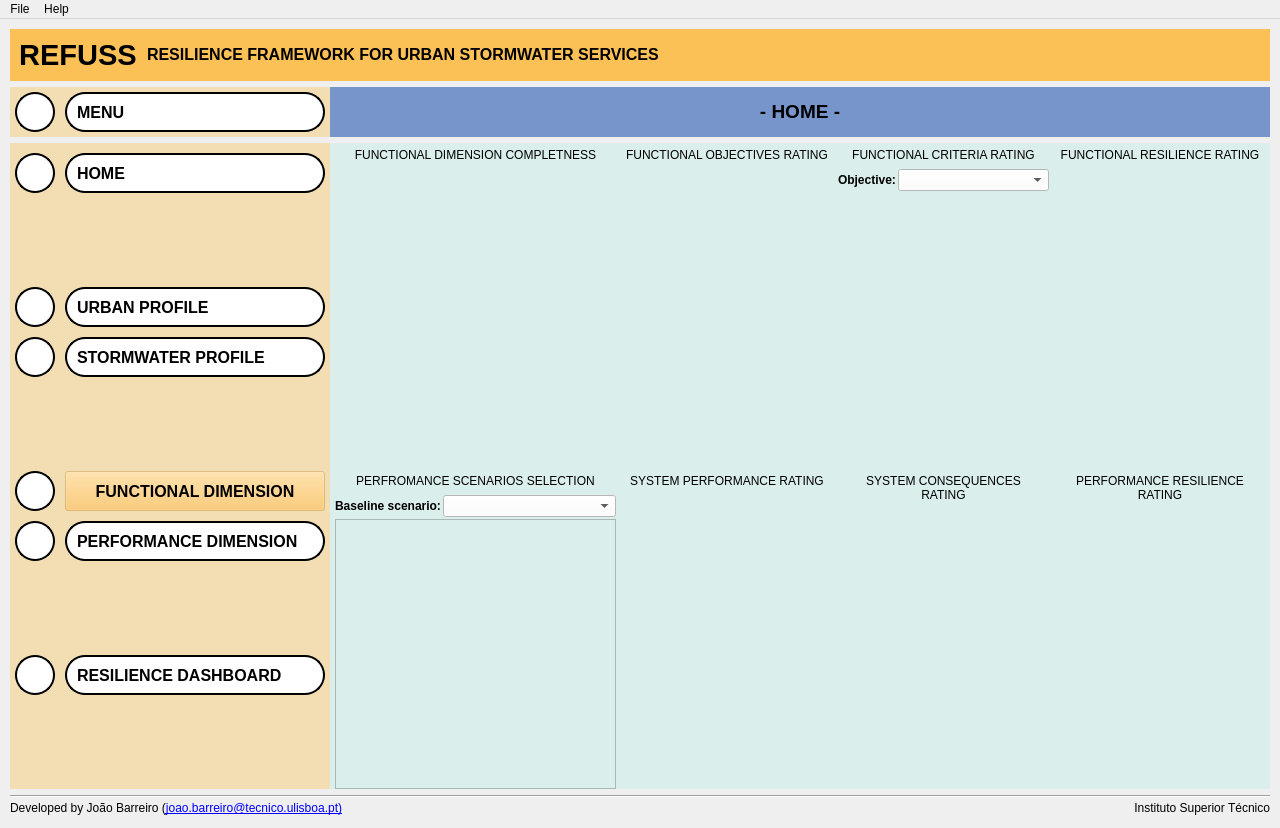
Old version of the form _Old/MainPage_V4.ui in the repository JoaoBarreiro/RESILISTORM-tool.
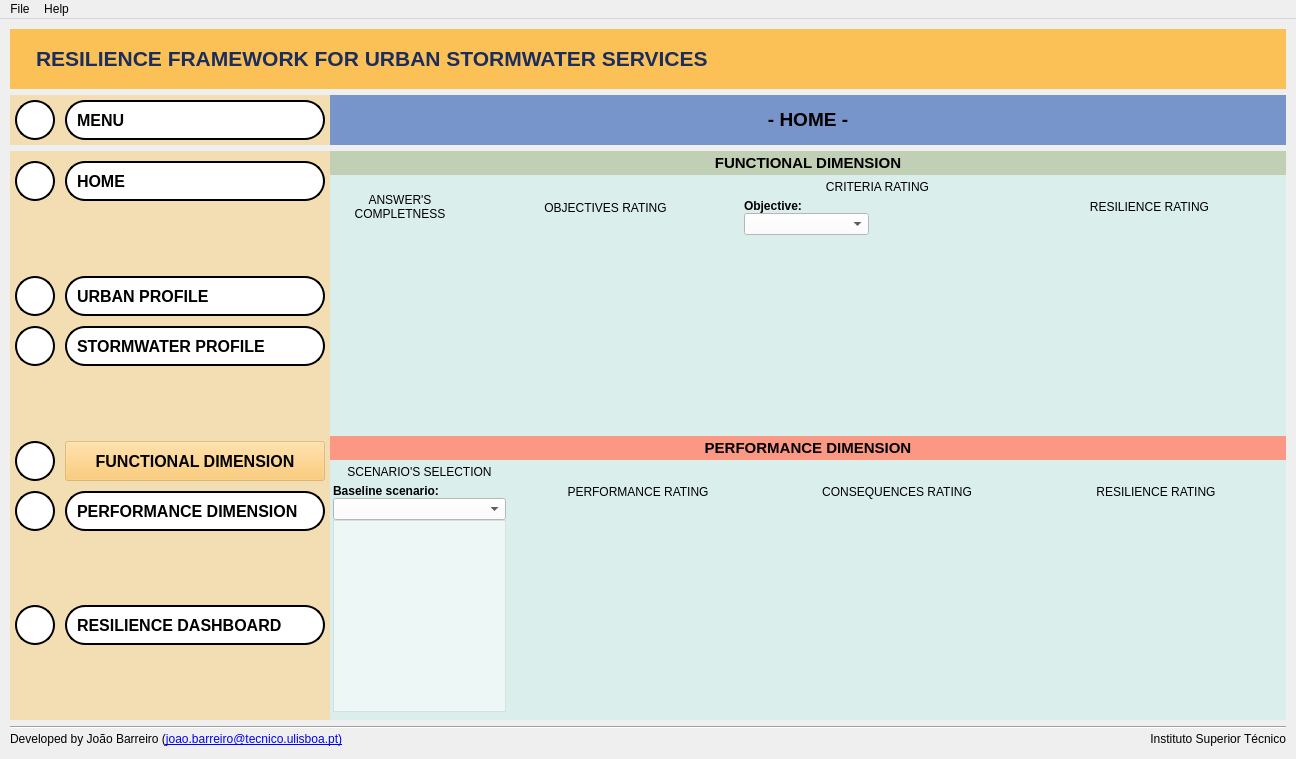
New version of the form. The open tabs and pages were chosen to show the change. Icons and pictures are not drawn.

What changed in the file:
```diff
--- a/_Old/MainPage_V4.ui
+++ b/_Old/MainPage_V4.ui
@@ -10,12 +10,12 @@
    <rect>
     <x>0</x>
     <y>0</y>
-    <width>1280</width>
-    <height>828</height>
+    <width>1296</width>
+    <height>759</height>
    </rect>
   </property>
   <property name="sizePolicy">
-   <sizepolicy hsizetype="Expanding" vsizetype="Fixed">
+   <sizepolicy hsizetype="Expanding" vsizetype="Expanding">
     <horstretch>0</horstretch>
     <verstretch>0</verstretch>
    </sizepolicy>
@@ -88,6 +88,24 @@
     </property>
     <item>
      <widget class="QWidget" name="Org0_TopREFUSS" native="true">
+      <property name="sizePolicy">
+       <sizepolicy hsizetype="Expanding" vsizetype="Minimum">
+        <horstretch>0</horstretch>
+        <verstretch>0</verstretch>
+       </sizepolicy>
+      </property>
+      <property name="minimumSize">
+       <size>
+        <width>0</width>
+        <height>60</height>
+       </size>
+      </property>
+      <property name="maximumSize">
+       <size>
+        <width>16777215</width>
+        <height>60</height>
+       </size>
+      </property>
       <property name="styleSheet">
        <string notr="true">background-color: #FBC156;</string>
       </property>
@@ -95,9 +113,32 @@
        <property name="spacing">
         <number>10</number>
        </property>
+       <property name="leftMargin">
+        <number>9</number>
+       </property>
+       <property name="topMargin">
+        <number>0</number>
+       </property>
+       <property name="bottomMargin">
+        <number>0</number>
+       </property>
        <item>
-        <layout class="QGridLayout" name="gridLayout_7">
-         <item row="0" column="1">
+        <widget class="QLabel" name="label_5">
+         <property name="sizePolicy">
+          <sizepolicy hsizetype="Minimum" vsizetype="Minimum">
+           <horstretch>0</horstretch>
+           <verstretch>0</verstretch>
+          </sizepolicy>
+         </property>
+         <property name="text">
+          <string/>
+         </property>
+         <property name="pixmap">
+          <pixmap resource="resources.qrc">:/icon/icons/REFUSS LOGO_50.ico</pixmap>
+         </property>
+        </widget>
+       </item>
+       <item>
           <widget class="QLabel" name="REFUSS2_label">
            <property name="sizePolicy">
             <sizepolicy hsizetype="Preferred" vsizetype="Fixed">
@@ -112,7 +153,7 @@
             </size>
            </property>
            <property name="text">
-            <string>&lt;html&gt;&lt;head/&gt;&lt;body&gt;&lt;p&gt;&lt;span style=&quot; font-size:12pt; font-weight:700;&quot;&gt;RESILIENCE FRAMEWORK FOR URBAN STORMWATER SERVICES&lt;/span&gt;&lt;/p&gt;&lt;/body&gt;&lt;/html&gt;</string>
+          <string>&lt;html&gt;&lt;head/&gt;&lt;body&gt;&lt;p&gt;&lt;span style=&quot; font-size:16pt; font-weight:700; color:#1a2d5c;&quot;&gt;RESILIENCE FRAMEWORK FOR URBAN STORMWATER SERVICES&lt;/span&gt;&lt;/p&gt;&lt;/body&gt;&lt;/html&gt;</string>
            </property>
            <property name="textFormat">
             <enum>Qt::AutoText</enum>
@@ -134,27 +175,6 @@
            </property>
           </widget>
          </item>
-         <item row="0" column="0">
-          <widget class="QLabel" name="REFUSS_label">
-           <property name="text">
-            <string>&lt;html&gt;&lt;head/&gt;&lt;body&gt;&lt;p align=&quot;center&quot;&gt;&lt;span style=&quot; font-size:22pt; font-weight:700;&quot;&gt;REFUSS&lt;/span&gt;&lt;/p&gt;&lt;/body&gt;&lt;/html&gt;</string>
-           </property>
-           <property name="scaledContents">
-            <bool>true</bool>
-           </property>
-           <property name="alignment">
-            <set>Qt::AlignCenter</set>
-           </property>
-           <property name="wordWrap">
-            <bool>false</bool>
-           </property>
-           <property name="indent">
-            <number>0</number>
-           </property>
-          </widget>
-         </item>
-        </layout>
-       </item>
       </layout>
      </widget>
     </item>
@@ -3907,7 +3927,10 @@
          </layout>
         </widget>
         <widget class="QWidget" name="Page5_Dashboard">
-         <layout class="QGridLayout" name="gridLayout_3">
+         <layout class="QVBoxLayout" name="verticalLayout_11">
+          <property name="spacing">
+           <number>5</number>
+          </property>
           <property name="leftMargin">
            <number>0</number>
           </property>
@@ -3920,37 +3943,114 @@
           <property name="bottomMargin">
            <number>0</number>
           </property>
+          <item>
+           <layout class="QVBoxLayout" name="DashboardMain_VLayout" stretch="0,1,0,1">
           <property name="spacing">
-           <number>5</number>
-          </property>
-          <item row="0" column="0">
-           <layout class="QGridLayout" name="Dashboard_Layout" rowstretch="1,1" columnstretch="1,1,1,1">
-            <property name="sizeConstraint">
-             <enum>QLayout::SetFixedSize</enum>
+             <number>0</number>
+            </property>
+            <property name="leftMargin">
+             <number>0</number>
             </property>
+            <item>
+             <widget class="QWidget" name="Label1_Functional" native="true">
+              <property name="styleSheet">
+               <string notr="true">background-color: #FFC1D0B5</string>
+              </property>
+              <layout class="QVBoxLayout" name="verticalLayout_16">
+               <property name="spacing">
+                <number>0</number>
+               </property>
             <property name="leftMargin">
-             <number>5</number>
-            </property>
+                <number>0</number>
+               </property>
+               <property name="topMargin">
+                <number>3</number>
+               </property>
             <property name="rightMargin">
-             <number>4</number>
-            </property>
+                <number>0</number>
+               </property>
+               <property name="bottomMargin">
+                <number>3</number>
+               </property>
+               <item>
+                <widget class="QLabel" name="label">
+                 <property name="text">
+                  <string>&lt;html&gt;&lt;head/&gt;&lt;body&gt;&lt;p align=&quot;center&quot;&gt;&lt;span style=&quot; font-size:11pt; font-weight:700;&quot;&gt;FUNCTIONAL DIMENSION&lt;/span&gt;&lt;/p&gt;&lt;/body&gt;&lt;/html&gt;</string>
+                 </property>
+                 <property name="alignment">
+                  <set>Qt::AlignCenter</set>
+                 </property>
+                </widget>
+               </item>
+              </layout>
+             </widget>
+            </item>
+            <item>
+             <widget class="QWidget" name="VLayout_Functional" native="true">
+              <layout class="QHBoxLayout" name="horizontalLayout_2" stretch="1,2,2,2">
             <property name="spacing">
              <number>5</number>
             </property>
-            <item row="1" column="0">
-             <layout class="QVBoxLayout" name="PSS" stretch="0,0,1">
+               <property name="leftMargin">
+                <number>3</number>
+               </property>
+               <property name="topMargin">
+                <number>0</number>
+               </property>
+               <property name="rightMargin">
+                <number>3</number>
+               </property>
+               <property name="bottomMargin">
+                <number>3</number>
+               </property>
+               <item>
+                <layout class="QVBoxLayout" name="verticalLayout_17" stretch="1,3">
+                 <item>
+                  <widget class="QLabel" name="label_2">
+                   <property name="styleSheet">
+                    <string notr="true">font: 700 10pt &quot;Segoe UI&quot;;
+padding: 5px</string>
+                   </property>
+                   <property name="text">
+                    <string>ANSWER'S COMPLETNESS</string>
+                   </property>
+                   <property name="scaledContents">
+                    <bool>true</bool>
+                   </property>
+                   <property name="alignment">
+                    <set>Qt::AlignCenter</set>
+                   </property>
+                   <property name="wordWrap">
+                    <bool>true</bool>
+                   </property>
+                  </widget>
+                 </item>
+                 <item>
+                  <widget class="QWidget" name="FDC_Widget" native="true">
+                   <property name="styleSheet">
+                    <string notr="true"/>
+                   </property>
+                  </widget>
+                 </item>
+                </layout>
+               </item>
+               <item>
+                <layout class="QVBoxLayout" name="verticalLayout_23" stretch="1,3">
               <property name="spacing">
-               <number>2</number>
+                  <number>0</number>
               </property>
               <item>
-               <widget class="QLabel" name="label_12">
+                  <widget class="QLabel" name="label_3">
                 <property name="styleSheet">
                  <string notr="true">font: 700 10pt &quot;Segoe UI&quot;;
 padding: 5px</string>
                 </property>
                 <property name="text">
-                 <string>PERFROMANCE SCENARIOS SELECTION</string>
-                </property>
+                    <string>OBJECTIVES RATING</string>
+                   </property>
+                   <property name="scaledContents">
+                    <bool>false</bool>
+                   </property>
                 <property name="alignment">
                  <set>Qt::AlignCenter</set>
                 </property>
@@ -3960,7 +4060,36 @@
                </widget>
               </item>
               <item>
-               <layout class="QHBoxLayout" name="horizontalLayout_3" stretch="0,1">
+                  <widget class="QWidget" name="FOR_Widget" native="true">
+                   <property name="styleSheet">
+                    <string notr="true"/>
+                   </property>
+                  </widget>
+                 </item>
+                </layout>
+               </item>
+               <item>
+                <layout class="QVBoxLayout" name="verticalLayout_22" stretch="0,0,0,1">
+                 <property name="spacing">
+                  <number>0</number>
+                 </property>
+                 <item>
+                  <widget class="QLabel" name="label_10">
+                   <property name="styleSheet">
+                    <string notr="true">font: 700 10pt &quot;Segoe UI&quot;;
+padding: 5px</string>
+                   </property>
+                   <property name="text">
+                    <string>CRITERIA RATING</string>
+                   </property>
+                   <property name="alignment">
+                    <set>Qt::AlignCenter</set>
+                   </property>
+                   <property name="wordWrap">
+                    <bool>true</bool>
+                   </property>
+                  </widget>
+                 </item>
                 <item>
                  <widget class="QLabel" name="label_4">
                   <property name="sizePolicy">
@@ -3970,14 +4099,187 @@
                    </sizepolicy>
                   </property>
                   <property name="text">
+                    <string>&lt;html&gt;&lt;head/&gt;&lt;body&gt;&lt;p&gt;&lt;span style=&quot; font-weight:700;&quot;&gt;Objective:&lt;/span&gt;&lt;/p&gt;&lt;/body&gt;&lt;/html&gt;</string>
+                   </property>
+                  </widget>
+                 </item>
+                 <item>
+                  <widget class="QComboBox" name="FCR_ComboBox">
+                   <property name="sizePolicy">
+                    <sizepolicy hsizetype="Maximum" vsizetype="Fixed">
+                     <horstretch>0</horstretch>
+                     <verstretch>0</verstretch>
+                    </sizepolicy>
+                   </property>
+                   <property name="minimumSize">
+                    <size>
+                     <width>0</width>
+                     <height>0</height>
+                    </size>
+                   </property>
+                   <property name="maximumSize">
+                    <size>
+                     <width>16777215</width>
+                     <height>16777215</height>
+                    </size>
+                   </property>
+                   <property name="autoFillBackground">
+                    <bool>false</bool>
+                   </property>
+                   <property name="styleSheet">
+                    <string notr="true">background-color: rgb(255, 255, 255);</string>
+                   </property>
+                   <property name="currentText">
+                    <string/>
+                   </property>
+                   <property name="insertPolicy">
+                    <enum>QComboBox::InsertAtBottom</enum>
+                   </property>
+                   <property name="placeholderText">
+                    <string>Select objective...</string>
+                   </property>
+                   <property name="frame">
+                    <bool>true</bool>
+                   </property>
+                   <property name="modelColumn">
+                    <number>0</number>
+                   </property>
+                  </widget>
+                 </item>
+                 <item>
+                  <widget class="QWidget" name="FCR_Widget" native="true">
+                   <property name="styleSheet">
+                    <string notr="true"/>
+                   </property>
+                  </widget>
+                 </item>
+                </layout>
+               </item>
+               <item>
+                <layout class="QVBoxLayout" name="verticalLayout_21" stretch="1,3">
+                 <item>
+                  <widget class="QLabel" name="label_11">
+                   <property name="styleSheet">
+                    <string notr="true">font: 700 10pt &quot;Segoe UI&quot;;
+padding: 5px</string>
+                   </property>
+                   <property name="text">
+                    <string>RESILIENCE RATING</string>
+                   </property>
+                   <property name="alignment">
+                    <set>Qt::AlignCenter</set>
+                   </property>
+                   <property name="wordWrap">
+                    <bool>true</bool>
+                   </property>
+                  </widget>
+                 </item>
+                 <item>
+                  <widget class="QWidget" name="FRR_Widget" native="true">
+                   <property name="styleSheet">
+                    <string notr="true"/>
+                   </property>
+                  </widget>
+                 </item>
+                </layout>
+               </item>
+              </layout>
+             </widget>
+            </item>
+            <item>
+             <widget class="QWidget" name="Label2_Performance" native="true">
+              <property name="styleSheet">
+               <string notr="true">background-color: #FFFA9884</string>
+              </property>
+              <layout class="QVBoxLayout" name="verticalLayout_18" stretch="0">
+               <property name="spacing">
+                <number>0</number>
+               </property>
+               <property name="leftMargin">
+                <number>0</number>
+               </property>
+               <property name="topMargin">
+                <number>3</number>
+               </property>
+               <property name="rightMargin">
+                <number>0</number>
+               </property>
+               <property name="bottomMargin">
+                <number>3</number>
+               </property>
+               <item>
+                <widget class="QLabel" name="label_6">
+                 <property name="text">
+                  <string>&lt;html&gt;&lt;head/&gt;&lt;body&gt;&lt;p align=&quot;center&quot;&gt;&lt;span style=&quot; font-size:11pt; font-weight:700;&quot;&gt;PERFORMANCE DIMENSION&lt;/span&gt;&lt;/p&gt;&lt;/body&gt;&lt;/html&gt;</string>
+                 </property>
+                 <property name="alignment">
+                  <set>Qt::AlignCenter</set>
+                 </property>
+                </widget>
+               </item>
+              </layout>
+             </widget>
+            </item>
+            <item>
+             <widget class="QWidget" name="VLayout_Performance" native="true">
+              <layout class="QHBoxLayout" name="horizontalLayout_3" stretch="1,2,2,2">
+               <property name="spacing">
+                <number>5</number>
+               </property>
+               <property name="leftMargin">
+                <number>3</number>
+               </property>
+               <property name="topMargin">
+                <number>0</number>
+               </property>
+               <property name="rightMargin">
+                <number>3</number>
+               </property>
+               <property name="bottomMargin">
+                <number>3</number>
+               </property>
+               <item>
+                <layout class="QVBoxLayout" name="verticalLayout_24" stretch="0,0,0,0,1">
+                 <property name="spacing">
+                  <number>0</number>
+                 </property>
+                 <item>
+                  <widget class="QLabel" name="label_12">
+                   <property name="styleSheet">
+                    <string notr="true">font: 700 10pt &quot;Segoe UI&quot;;
+padding: 5px</string>
+                   </property>
+                   <property name="text">
+                    <string>SCENARIO'S SELECTION</string>
+                   </property>
+                   <property name="alignment">
+                    <set>Qt::AlignCenter</set>
+                   </property>
+                   <property name="wordWrap">
+                    <bool>true</bool>
+                   </property>
+                  </widget>
+                 </item>
+                 <item>
+                  <widget class="QLabel" name="label_7">
+                   <property name="sizePolicy">
+                    <sizepolicy hsizetype="Minimum" vsizetype="Preferred">
+                     <horstretch>0</horstretch>
+                     <verstretch>0</verstretch>
+                    </sizepolicy>
+                   </property>
+                   <property name="text">
                    <string>&lt;html&gt;&lt;head/&gt;&lt;body&gt;&lt;p&gt;&lt;span style=&quot; font-weight:700;&quot;&gt;Baseline scenario:&lt;/span&gt;&lt;/p&gt;&lt;/body&gt;&lt;/html&gt;</string>
                   </property>
+                   <property name="alignment">
+                    <set>Qt::AlignLeading|Qt::AlignLeft|Qt::AlignVCenter</set>
+                   </property>
                  </widget>
                 </item>
                 <item>
                  <widget class="QComboBox" name="PSS_ComboBox">
                   <property name="sizePolicy">
-                   <sizepolicy hsizetype="Minimum" vsizetype="Fixed">
+                    <sizepolicy hsizetype="Maximum" vsizetype="Fixed">
                     <horstretch>0</horstretch>
                     <verstretch>0</verstretch>
                    </sizepolicy>
@@ -4011,12 +4313,10 @@
                   </property>
                  </widget>
                 </item>
-               </layout>
-              </item>
               <item>
                <widget class="QListView" name="PSS_ScenarioList">
                 <property name="sizePolicy">
-                 <sizepolicy hsizetype="MinimumExpanding" vsizetype="Minimum">
+                    <sizepolicy hsizetype="Maximum" vsizetype="Expanding">
                   <horstretch>0</horstretch>
                   <verstretch>0</verstretch>
                  </sizepolicy>
@@ -4034,7 +4334,8 @@
                  </size>
                 </property>
                 <property name="styleSheet">
-                 <string notr="true">font: 9pt &quot;Segoe UI&quot;;</string>
+                    <string notr="true">font: 9pt &quot;Segoe UI&quot;;
+background-color: rgba(255, 255, 255, 128);</string>
                 </property>
                 <property name="editTriggers">
                  <set>QAbstractItemView::NoEditTriggers</set>
@@ -4053,177 +4354,19 @@
                 </property>
                </widget>
               </item>
-             </layout>
-            </item>
-            <item row="0" column="3">
-             <layout class="QVBoxLayout" name="FRR" stretch="0,1">
-              <property name="spacing">
-               <number>2</number>
-              </property>
               <item>
-               <widget class="QLabel" name="label_11">
+                  <widget class="QWidget" name="FDC_Widget_2" native="true">
                 <property name="styleSheet">
-                 <string notr="true">font: 700 10pt &quot;Segoe UI&quot;;
-padding: 5px</string>
-                </property>
-                <property name="text">
-                 <string>FUNCTIONAL RESILIENCE RATING</string>
-                </property>
-                <property name="alignment">
-                 <set>Qt::AlignCenter</set>
-                </property>
-                <property name="wordWrap">
-                 <bool>true</bool>
-                </property>
-               </widget>
-              </item>
-              <item>
-               <widget class="QWidget" name="FRR_Widget" native="true"/>
-              </item>
-             </layout>
-            </item>
-            <item row="1" column="2">
-             <layout class="QVBoxLayout" name="SCR" stretch="0,1">
-              <property name="spacing">
-               <number>2</number>
-              </property>
+                    <string notr="true"/>
+                   </property>
+                  </widget>
+                 </item>
+                </layout>
+               </item>
               <item>
-               <widget class="QLabel" name="label_14">
-                <property name="styleSheet">
-                 <string notr="true">font: 700 10pt &quot;Segoe UI&quot;;
-padding: 5px</string>
-                </property>
-                <property name="text">
-                 <string>SYSTEM CONSEQUENCES RATING</string>
-                </property>
-                <property name="alignment">
-                 <set>Qt::AlignCenter</set>
-                </property>
-                <property name="wordWrap">
-                 <bool>true</bool>
-                </property>
-               </widget>
-              </item>
-              <item>
-               <widget class="QWidget" name="SCR_Widget" native="true"/>
-              </item>
-             </layout>
-            </item>
-            <item row="0" column="1">
-             <layout class="QVBoxLayout" name="FOR" stretch="0,1">
+                <layout class="QVBoxLayout" name="verticalLayout_25" stretch="1,3">
               <property name="spacing">
-               <number>2</number>
-              </property>
-              <item>
-               <widget class="QLabel" name="label_2">
-                <property name="styleSheet">
-                 <string notr="true">font: 700 10pt &quot;Segoe UI&quot;;
-padding: 5px</string>
-                </property>
-                <property name="text">
-                 <string>FUNCTIONAL OBJECTIVES RATING</string>
-                </property>
-                <property name="scaledContents">
-                 <bool>true</bool>
-                </property>
-                <property name="alignment">
-                 <set>Qt::AlignCenter</set>
-                </property>
-                <property name="wordWrap">
-                 <bool>true</bool>
-                </property>
-               </widget>
-              </item>
-              <item>
-               <widget class="QWidget" name="FOR_Widget" native="true"/>
-              </item>
-             </layout>
-            </item>
-            <item row="0" column="2">
-             <layout class="QVBoxLayout" name="FCR" stretch="0,0,1">
-              <property name="spacing">
-               <number>2</number>
-              </property>
-              <item>
-               <widget class="QLabel" name="label_10">
-                <property name="styleSheet">
-                 <string notr="true">font: 700 10pt &quot;Segoe UI&quot;;
-padding: 5px</string>
-                </property>
-                <property name="text">
-                 <string>FUNCTIONAL CRITERIA RATING</string>
-                </property>
-                <property name="alignment">
-                 <set>Qt::AlignCenter</set>
-                </property>
-                <property name="wordWrap">
-                 <bool>true</bool>
-                </property>
-               </widget>
-              </item>
-              <item>
-               <layout class="QHBoxLayout" name="horizontalLayout_2" stretch="0,1">
-                <item>
-                 <widget class="QLabel" name="label_3">
-                  <property name="sizePolicy">
-                   <sizepolicy hsizetype="Minimum" vsizetype="Preferred">
-                    <horstretch>0</horstretch>
-                    <verstretch>0</verstretch>
-                   </sizepolicy>
-                  </property>
-                  <property name="text">
-                   <string>&lt;html&gt;&lt;head/&gt;&lt;body&gt;&lt;p&gt;&lt;span style=&quot; font-weight:700;&quot;&gt;Objective:&lt;/span&gt;&lt;/p&gt;&lt;/body&gt;&lt;/html&gt;</string>
-                  </property>
-                 </widget>
-                </item>
-                <item>
-                 <widget class="QComboBox" name="FCR_ComboBox">
-                  <property name="sizePolicy">
-                   <sizepolicy hsizetype="Minimum" vsizetype="Fixed">
-                    <horstretch>0</horstretch>
-                    <verstretch>0</verstretch>
-                   </sizepolicy>
-                  </property>
-                  <property name="minimumSize">
-                   <size>
-                    <width>0</width>
-                    <height>0</height>
-                   </size>
-                  </property>
-                  <property name="maximumSize">
-                   <size>
-                    <width>16777215</width>
-                    <height>16777215</height>
-                   </size>
-                  </property>
-                  <property name="autoFillBackground">
-                   <bool>false</bool>
-                  </property>
-                  <property name="styleSheet">
-                   <string notr="true">background-color: rgb(255, 255, 255);</string>
-                  </property>
-                  <property name="currentText">
-                   <string/>
-                  </property>
-                  <property name="placeholderText">
-                   <string>Select objective...</string>
-                  </property>
-                  <property name="frame">
-                   <bool>true</bool>
-                  </property>
-                 </widget>
-                </item>
-               </layout>
-              </item>
-              <item>
-               <widget class="QWidget" name="FCR_Widget" native="true"/>
-              </item>
-             </layout>
-            </item>
-            <item row="1" column="1">
-             <layout class="QVBoxLayout" name="SPR" stretch="0,1">
-              <property name="spacing">
-               <number>2</number>
+                  <number>0</number>
               </property>
               <item>
                <widget class="QLabel" name="label_13">
@@ -4232,7 +4375,7 @@
 padding: 5px</string>
                 </property>
                 <property name="text">
-                 <string>SYSTEM PERFORMANCE RATING</string>
+                    <string>PERFORMANCE RATING</string>
                 </property>
                 <property name="alignment">
                  <set>Qt::AlignCenter</set>
@@ -4243,15 +4386,44 @@
                </widget>
               </item>
               <item>
-               <widget class="QWidget" name="SPR_Widget" native="true"/>
+                  <widget class="QWidget" name="SPR_Widget" native="true">
+                   <property name="styleSheet">
+                    <string notr="true"/>
+                   </property>
+                  </widget>
               </item>
              </layout>
             </item>
-            <item row="1" column="3">
-             <layout class="QVBoxLayout" name="PRR" stretch="0,1">
-              <property name="spacing">
-               <number>2</number>
-              </property>
+               <item>
+                <layout class="QVBoxLayout" name="verticalLayout_26" stretch="1,3">
+                 <item>
+                  <widget class="QLabel" name="label_14">
+                   <property name="styleSheet">
+                    <string notr="true">font: 700 10pt &quot;Segoe UI&quot;;
+padding: 5px</string>
+                   </property>
+                   <property name="text">
+                    <string>CONSEQUENCES RATING</string>
+                   </property>
+                   <property name="alignment">
+                    <set>Qt::AlignCenter</set>
+                   </property>
+                   <property name="wordWrap">
+                    <bool>true</bool>
+                   </property>
+                  </widget>
+                 </item>
+                 <item>
+                  <widget class="QWidget" name="SCR_Widget" native="true">
+                   <property name="styleSheet">
+                    <string notr="true"/>
+                   </property>
+                  </widget>
+                 </item>
+                </layout>
+               </item>
+               <item>
+                <layout class="QVBoxLayout" name="verticalLayout_27" stretch="1,3">
               <item>
                <widget class="QLabel" name="label_15">
                 <property name="styleSheet">
@@ -4259,7 +4431,7 @@
 padding: 5px</string>
                 </property>
                 <property name="text">
-                 <string>PERFORMANCE RESILIENCE RATING</string>
+                    <string>RESILIENCE RATING</string>
                 </property>
                 <property name="alignment">
                  <set>Qt::AlignCenter</set>
@@ -4270,43 +4442,16 @@
                </widget>
               </item>
               <item>
-               <widget class="QWidget" name="PRR_Widget" native="true"/>
-              </item>
-             </layout>
-            </item>
-            <item row="0" column="0">
-             <layout class="QVBoxLayout" name="FDC" stretch="0,1">
-              <property name="spacing">
-               <number>2</number>
-              </property>
-              <item>
-               <widget class="QLabel" name="label">
-                <property name="styleSheet">
-                 <string notr="true">font: 700 10pt &quot;Segoe UI&quot;;
-padding: 5px</string>
-                </property>
-                <property name="text">
-                 <string>FUNCTIONAL DIMENSION COMPLETNESS</string>
-                </property>
-                <property name="alignment">
-                 <set>Qt::AlignCenter</set>
-                </property>
-                <property name="wordWrap">
-                 <bool>true</bool>
-                </property>
-               </widget>
-              </item>
-              <item>
-               <widget class="QWidget" name="FDC_Widget" native="true">
-                <property name="layoutDirection">
-                 <enum>Qt::LeftToRight</enum>
-                </property>
+                  <widget class="QWidget" name="PRR_Widget" native="true">
                 <property name="styleSheet">
                  <string notr="true"/>
                 </property>
                </widget>
               </item>
              </layout>
+               </item>
+              </layout>
+             </widget>
             </item>
            </layout>
           </item>
@@ -4371,7 +4516,7 @@
     <rect>
      <x>0</x>
      <y>0</y>
-     <width>1280</width>
+     <width>1296</width>
      <height>22</height>
     </rect>
    </property>
```
Left out of the diff: 30 changed lines with no effect on the pictures. Lines whose indentation alone changed are shown as unchanged.
